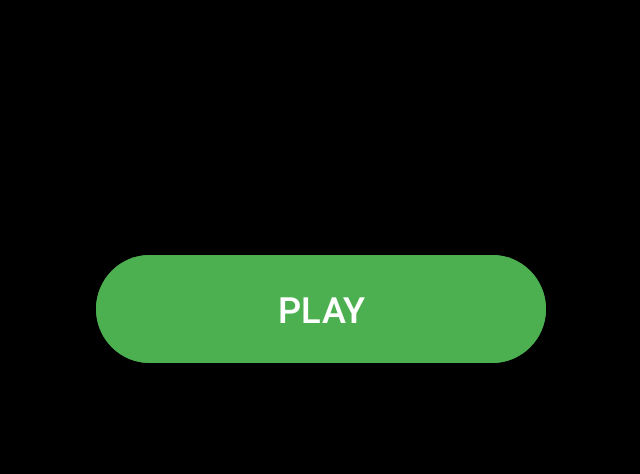
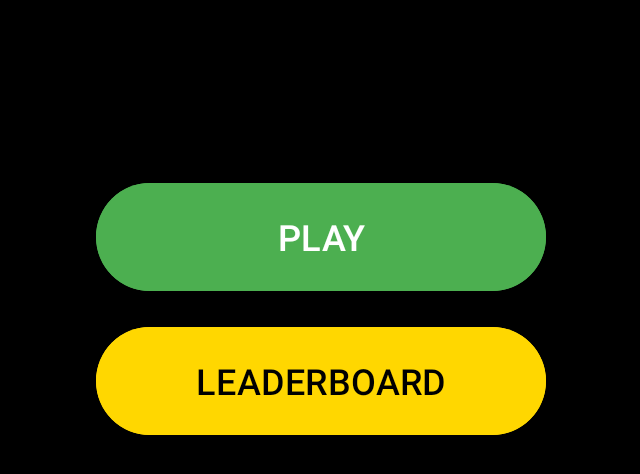
Before and after one commit to tzejunw/CS205-G1T2, an Android app: the screen it shows after launch (MainActivity), on a phone screen of 824 x 412 dp (held sideways). Shown: the top 474 px of the screen, without its empty margins (297-937 px from the left). Run offline under Robolectric (Android 15) with nearby library versions, the phone set to English and light mode, and no system bars; 1 statement that could not run was skipped.

Commit message:
leaderboard btn

```diff
--- a/app/src/main/AndroidManifest.xml
+++ b/app/src/main/AndroidManifest.xml
@@ -29,6 +29,11 @@
             <!-- No intent-filter here; it's launched from MainActivity -->
         </activity>
 
+        <activity
+            android:name=".leaderboard.LeaderboardActivity"
+            android:label="Leaderboard" />
+
+
         <service android:name=".MusicService"
             android:exported="false"/>
 
--- a/app/src/main/java/com/example/cs205_g1t2/MainActivity.java
+++ b/app/src/main/java/com/example/cs205_g1t2/MainActivity.java
@@ -12,6 +12,8 @@ import android.view.WindowManager;
 import android.widget.Button;
 
 import androidx.appcompat.app.AppCompatActivity;
+
+import com.example.cs205_g1t2.leaderboard.LeaderboardActivity;
 
 public class MainActivity extends AppCompatActivity {
     private Game game;
@@ -55,6 +57,11 @@ public class MainActivity extends AppCompatActivity {
         findViewById(R.id.btn_play).setOnClickListener(v -> {
             startActivity(new Intent(this, GameActivity.class));
         });
+
+        // Leaderboard
+        findViewById(R.id.btn_leaderboard).setOnClickListener(v -> {
+            startActivity(new Intent(this, LeaderboardActivity.class));
+        });
     }
 
     @Override
--- a/app/src/main/res/layout/activity_main.xml
+++ b/app/src/main/res/layout/activity_main.xml
@@ -1,7 +1,9 @@
 <?xml version="1.0" encoding="utf-8"?>
-<RelativeLayout xmlns:android="http://schemas.android.com/apk/res/android"
+<LinearLayout xmlns:android="http://schemas.android.com/apk/res/android"
+    android:orientation="vertical"
     android:layout_width="match_parent"
     android:layout_height="match_parent"
+    android:gravity="center"
     android:background="@android:color/black">
 
     <Button
@@ -10,7 +12,17 @@
         android:layout_height="80dp"
         android:text="PLAY"
         android:textSize="24sp"
-        android:layout_centerInParent="true"
         android:backgroundTint="#4CAF50"/>
 
-</RelativeLayout>
+    <Button
+        android:id="@+id/btn_leaderboard"
+        android:layout_width="300dp"
+        android:layout_height="80dp"
+        android:text="LEADERBOARD"
+        android:textSize="24sp"
+        android:textColor="#000000"
+        android:backgroundTint="#FFD700"
+        android:layout_marginTop="16dp" />
+
+
+</LinearLayout>
```
